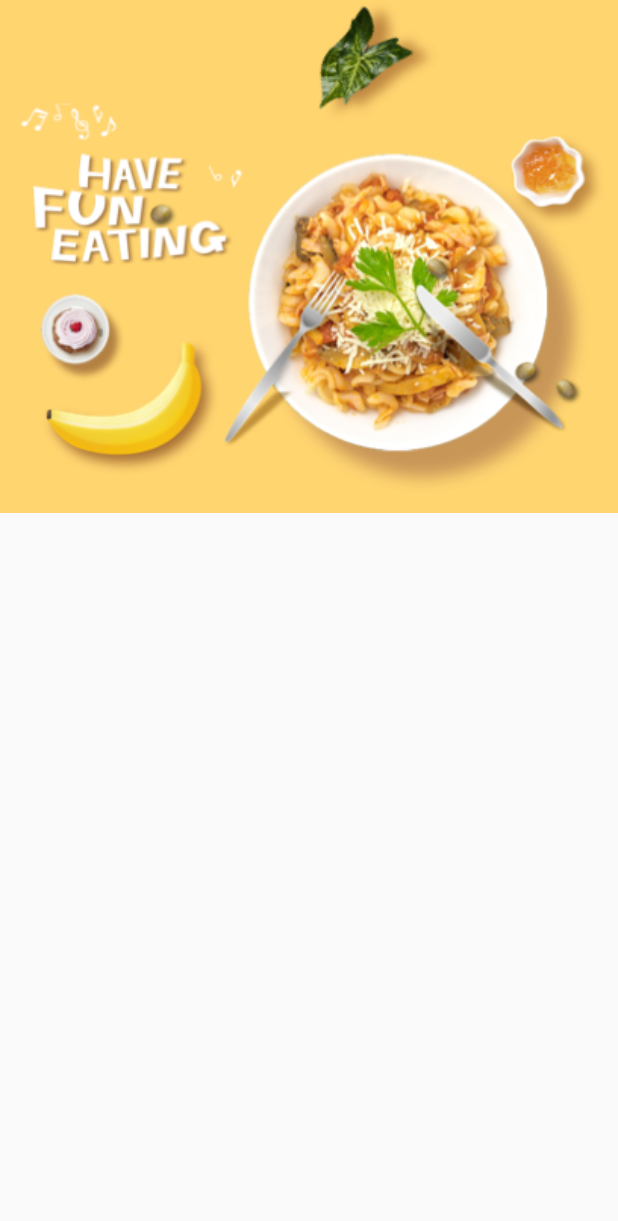
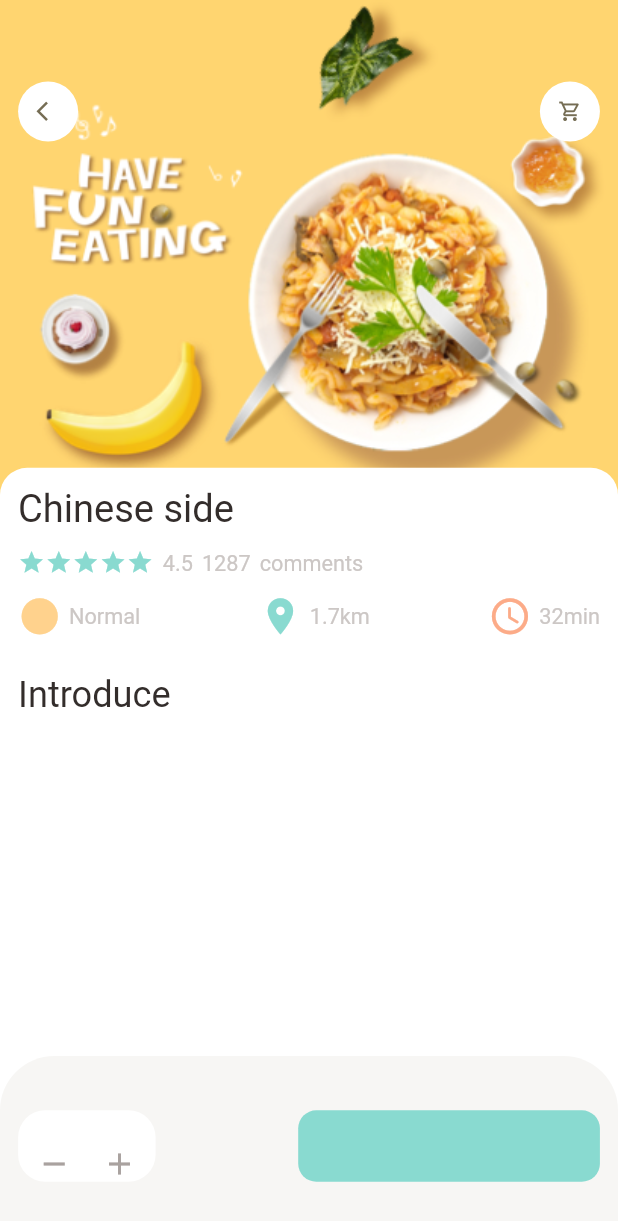
Before and after one commit to DennisMMugambi/Grocery-Shopping-App, a Flutter app: the screen it shows after launch, on a phone screen of 412 x 824 dp. Shown: the top 1221 px of the screen. Run offline on Flutter 3.47's test engine with Material 2 defaults, Android fonts, the phone set to English and light mode, and no system bars; our stand-ins replace dots_indicator, get.

Commit message:
Complete food detail screen 80 percent

```diff
--- a/lib/Utils/dimensions.dart
+++ b/lib/Utils/dimensions.dart
@@ -26,11 +26,15 @@ class Dimensions{
   //Optimizing font size
   static double font20 = screenHeight / 34.17;
   static double font12 = screenHeight / 56.95;
+  static double font26 = screenHeight / 32.46;
+
+  //border radius
   static double radius20 = screenWidth / 34.17;
   static double radius30 = screenWidth / 22.78;
 
   //icon size
   static double iconSize24 = screenHeight / 28.47;
+  static double iconSize16 = screenHeight / 52.75;
 
   //list view dimension constants
   static double listViewImgSize = screenWidth / 3.25;
--- a/lib/pages/Home/food_page_body.dart
+++ b/lib/pages/Home/food_page_body.dart
@@ -5,6 +5,7 @@ import 'package:grocery_shopping_app/widgets/icon_and_text_widget.dart';
 
 import '../../Utils/colors.dart';
 import '../../Utils/dimensions.dart';
+import '../../widgets/app_column.dart';
 import '../../widgets/big_text.dart';
 import '../../widgets/small_text.dart';
 
@@ -240,60 +241,7 @@ class _FoodPageBodyState extends State<FoodPageBody> {
               ),
               child : Container(
                 padding: EdgeInsets.only(top: Dimensions.height15, left: Dimensions.width15, right: Dimensions.width15),
-                child: Column(
-                  crossAxisAlignment: CrossAxisAlignment.start,
-                  children: [
-                    BigText(text: "Chinese side"),
-                    SizedBox(
-                      height: Dimensions.height10,
-                    ),
-                    Row(
-                      children: [
-                        Wrap(
-                          children: List.generate(5, (index) => Icon(Icons.star,
-                          color: AppColors.mainColor,
-                          size: Dimensions.height15,))
-                        ),
-                        SizedBox(
-                          width: Dimensions.width10,
-                        ),
-                        SmallText(text : "4.5"),
-                        SizedBox(
-                          width: Dimensions.width10,
-                        ),
-                        SmallText(text: "1287"),
-                        SizedBox(
-                          width: Dimensions.width10,
-                        ),
-                        SmallText(text: "comments")
-                      ],
-                    ),
-                    SizedBox(
-                      height: Dimensions.height10,
-                    ),
-                    Row(
-                      mainAxisSize: MainAxisSize.max,
-                      mainAxisAlignment: MainAxisAlignment.spaceBetween,
-                      children: [
-                        IconAndTextWidget(
-                            icon: Icons.circle_sharp,
-                            text: "Normal",
-                            iconColor: AppColors.iconColor1
-                        ),
-                        IconAndTextWidget(
-                            icon: Icons.location_on,
-                            text: "1.7km",
-                            iconColor: AppColors.mainColor
-                        ),
-                        IconAndTextWidget(
-                            icon: Icons.access_time_rounded,
-                            text: "32min",
-                            iconColor: AppColors.iconColor2
-                        ),
-                      ],
-                    )
-                  ],
-                ),
+                child: AppColumn(text: "Chinese side",),
               )
             ),
 
--- a/lib/pages/food_detail/popular_food_detail.dart
+++ b/lib/pages/food_detail/popular_food_detail.dart
@@ -1,7 +1,13 @@
 import 'package:flutter/cupertino.dart';
 import 'package:flutter/material.dart';
+import 'package:grocery_shopping_app/widgets/app_icon.dart';
 
+import '../../Utils/colors.dart';
 import '../../Utils/dimensions.dart';
+import '../../widgets/app_column.dart';
+import '../../widgets/big_text.dart';
+import '../../widgets/icon_and_text_widget.dart';
+import '../../widgets/small_text.dart';
 
 class PopularFoodDetail extends StatelessWidget {
   const PopularFoodDetail({Key? key}) : super(key: key);
@@ -9,6 +15,7 @@ class PopularFoodDetail extends StatelessWidget {
   @override
   Widget build(BuildContext context) {
     return Scaffold(
+      backgroundColor: Colors.white,
       body: Stack(
         children: [
           Positioned(
@@ -27,14 +34,100 @@ class PopularFoodDetail extends StatelessWidget {
                 ),
               )),
           Positioned(
+              top: Dimensions.height45,
               left: Dimensions.width20,
               right: Dimensions.width20,
               child: Row(
+                mainAxisAlignment: MainAxisAlignment.spaceBetween,
                 children: [
-
+                  AppIcon(icon: Icons.arrow_back_ios),
+                  AppIcon(icon: Icons.shopping_cart_outlined)
                 ],
-              ))
+              )),
+          Positioned(
+              left: 0,
+              right: 0,
+              bottom: 0,
+              top: Dimensions.popularFoodImgSize - 30,
+              child: Container(
+                padding: EdgeInsets.only(left: Dimensions.width20, right: Dimensions.width20, top: Dimensions.width20),
+                decoration: BoxDecoration(
+                  borderRadius: BorderRadius.only(
+                      topRight: Radius.circular(Dimensions.radius30),
+                      topLeft: Radius.circular(Dimensions.radius30)
+                  ),
+                  color: Colors.white
+                ),
+                child: Column(
+                  crossAxisAlignment: CrossAxisAlignment.start,
+                  children: [
+                    AppColumn(text: "Chinese side",),
+                    SizedBox(
+                      height: Dimensions.height20,
+                    ),
+                    BigText(text: "Introduce")
+                  ],
+                )
+              )
+          )
         ],
+      ),
+      bottomNavigationBar: Container(
+        height: 120,
+        padding: EdgeInsets.only(top: Dimensions.height30, bottom: Dimensions.height30, left: Dimensions.width20, right: Dimensions.width20),
+        decoration: BoxDecoration(
+            color : AppColors.buttonBackgroundColor,
+            borderRadius: BorderRadius.only(
+                topRight: Radius.circular(Dimensions.radius30 * 2),
+                topLeft: Radius.circular(Dimensions.radius30 * 2)
+          )
+        ),
+        child: Row(
+          mainAxisAlignment: MainAxisAlignment.spaceBetween,
+          children: [
+            Container(
+              padding: EdgeInsets.only(
+                  top: Dimensions.height20,
+                  bottom: Dimensions.height20,
+                  left: Dimensions.width20,
+                  right: Dimensions.width20),
+              decoration: BoxDecoration(
+                borderRadius: BorderRadius.circular(Dimensions.radius30),
+                color: Colors.white
+              ),
+              child: Row(
+                children: [
+                  Icon(
+                    Icons.remove,
+                    color: AppColors.signColor,),
+                  SizedBox(
+                    width: Dimensions.width10 / 2,
+                  ),
+                  BigText(text: "0"),
+                  SizedBox(
+                    width: Dimensions.width10 / 2,
+                  ),
+                  Icon(
+                    Icons.add,
+                    color: AppColors.signColor,
+                  ),
+                ],
+              ),
+            ),
+            Container(
+              padding: EdgeInsets.only(
+                  top: Dimensions.height20,
+                  bottom: Dimensions.height20,
+                  left: Dimensions.width20,
+                  right: Dimensions.width20),
+              decoration: BoxDecoration(
+                borderRadius: BorderRadius.circular(Dimensions.radius20),
+                color: AppColors.mainColor,
+              ),
+              child: BigText(text: "\$10 | Add to cart", color: Colors.white,),
+            )
+          ],
+        ),
       ),
     );
   }
--- /dev/null
+++ b/lib/widgets/app_column.dart
@@ -0,0 +1,73 @@
+import 'package:flutter/cupertino.dart';
+import 'package:flutter/material.dart';
+import 'package:grocery_shopping_app/widgets/small_text.dart';
+
+import '../Utils/colors.dart';
+import '../Utils/dimensions.dart';
+import 'big_text.dart';
+import 'icon_and_text_widget.dart';
+
+class AppColumn extends StatelessWidget {
+
+  final String text;
+
+  const AppColumn({Key? key, required this.text}) : super(key: key);
+
+  @override
+  Widget build(BuildContext context) {
+    return Column(
+      crossAxisAlignment: CrossAxisAlignment.start,
+      children: [
+        BigText(text: text, size: Dimensions.font26,),
+        SizedBox(
+          height: Dimensions.height10,
+        ),
+        Row(
+          children: [
+            Wrap(
+                children: List.generate(5, (index) => Icon(Icons.star,
+                  color: AppColors.mainColor,
+                  size: Dimensions.height15,))
+            ),
+            SizedBox(
+              width: Dimensions.width10,
+            ),
+            SmallText(text : "4.5"),
+            SizedBox(
+              width: Dimensions.width10,
+            ),
+            SmallText(text: "1287"),
+            SizedBox(
+              width: Dimensions.width10,
+            ),
+            SmallText(text: "comments")
+          ],
+        ),
+        SizedBox(
+          height: Dimensions.height10,
+        ),
+        Row(
+          mainAxisSize: MainAxisSize.max,
+          mainAxisAlignment: MainAxisAlignment.spaceBetween,
+          children: [
+            IconAndTextWidget(
+                icon: Icons.circle_sharp,
+                text: "Normal",
+                iconColor: AppColors.iconColor1
+            ),
+            IconAndTextWidget(
+                icon: Icons.location_on,
+                text: "1.7km",
+                iconColor: AppColors.mainColor
+            ),
+            IconAndTextWidget(
+                icon: Icons.access_time_rounded,
+                text: "32min",
+                iconColor: AppColors.iconColor2
+            ),
+          ],
+        )
+      ],
+    );
+  }
+}
--- a/lib/widgets/app_icon.dart
+++ b/lib/widgets/app_icon.dart
@@ -1,4 +1,7 @@
 import 'package:flutter/cupertino.dart';
+import 'package:flutter/material.dart';
+
+import '../Utils/dimensions.dart';
 
 class AppIcon extends StatelessWidget {
 
@@ -9,7 +12,7 @@ class AppIcon extends StatelessWidget {
 
   const AppIcon({Key? key,
     required this.icon,
-    this.backgroundColor = const Color(0xFFcf4e4),
+    this.backgroundColor = const Color(0xFFFFFFFF),
     this.iconColor = const Color(0xFF756d54),
     this.size = 40}) : super(key: key);
 
@@ -25,7 +28,7 @@ class AppIcon extends StatelessWidget {
       child: Icon (
         icon,
         color: iconColor,
-        size: 16,
+        size: Dimensions.iconSize16,
       ),
     );
   }
```
